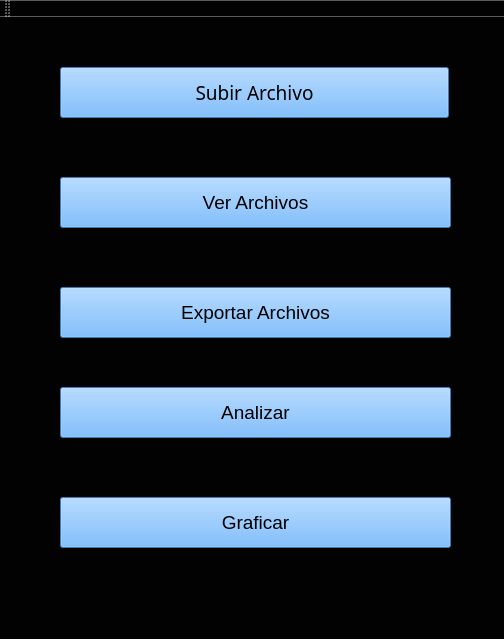
Above: Funciones.ui from AndresMSE/IF---Interfaz before the change. Below: the same form after it.
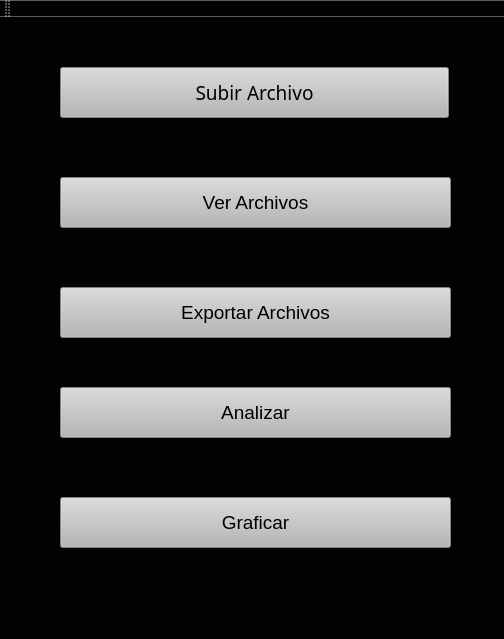
That is the form after the change.

```diff
--- a/Funciones.ui
+++ b/Funciones.ui
@@ -37,9 +37,9 @@
      <colorrole role="Button">
       <brush brushstyle="SolidPattern">
        <color alpha="255">
-        <red>254</red>
-        <green>0</green>
-        <blue>0</blue>
+        <red>2</red>
+        <green>2</green>
+        <blue>2</blue>
        </color>
       </brush>
      </colorrole>
@@ -109,18 +109,18 @@
      <colorrole role="Base">
       <brush brushstyle="SolidPattern">
        <color alpha="255">
-        <red>255</red>
-        <green>255</green>
-        <blue>255</blue>
+        <red>2</red>
+        <green>2</green>
+        <blue>2</blue>
        </color>
       </brush>
      </colorrole>
      <colorrole role="Window">
       <brush brushstyle="SolidPattern">
        <color alpha="255">
-        <red>254</red>
-        <green>0</green>
-        <blue>0</blue>
+        <red>2</red>
+        <green>2</green>
+        <blue>2</blue>
        </color>
       </brush>
      </colorrole>
@@ -174,9 +174,9 @@
      <colorrole role="Button">
       <brush brushstyle="SolidPattern">
        <color alpha="255">
-        <red>254</red>
-        <green>0</green>
-        <blue>0</blue>
+        <red>2</red>
+        <green>2</green>
+        <blue>2</blue>
        </color>
       </brush>
      </colorrole>
@@ -246,18 +246,18 @@
      <colorrole role="Base">
       <brush brushstyle="SolidPattern">
        <color alpha="255">
-        <red>255</red>
-        <green>255</green>
-        <blue>255</blue>
+        <red>2</red>
+        <green>2</green>
+        <blue>2</blue>
        </color>
       </brush>
      </colorrole>
      <colorrole role="Window">
       <brush brushstyle="SolidPattern">
        <color alpha="255">
-        <red>254</red>
-        <green>0</green>
-        <blue>0</blue>
+        <red>2</red>
+        <green>2</green>
+        <blue>2</blue>
        </color>
       </brush>
      </colorrole>
@@ -311,9 +311,9 @@
      <colorrole role="Button">
       <brush brushstyle="SolidPattern">
        <color alpha="255">
-        <red>254</red>
-        <green>0</green>
-        <blue>0</blue>
+        <red>2</red>
+        <green>2</green>
+        <blue>2</blue>
        </color>
       </brush>
      </colorrole>
@@ -383,18 +383,18 @@
      <colorrole role="Base">
       <brush brushstyle="SolidPattern">
        <color alpha="255">
-        <red>254</red>
-        <green>0</green>
-        <blue>0</blue>
+        <red>2</red>
+        <green>2</green>
+        <blue>2</blue>
        </color>
       </brush>
      </colorrole>
      <colorrole role="Window">
       <brush brushstyle="SolidPattern">
        <color alpha="255">
-        <red>254</red>
-        <green>0</green>
-        <blue>0</blue>
+        <red>2</red>
+        <green>2</green>
+        <blue>2</blue>
        </color>
       </brush>
      </colorrole>
@@ -490,8 +490,7 @@
      <bool>false</bool>
     </property>
     <property name="styleSheet">
-     <string notr="true">background-color: rgb(85, 170, 255);
-</string>
+     <string notr="true">background-color: rgb(182, 182, 182);</string>
     </property>
     <property name="text">
      <string>Subir Archivo</string>
@@ -515,7 +514,7 @@
      </font>
     </property>
     <property name="styleSheet">
-     <string notr="true">background-color: rgb(85, 170, 255);</string>
+     <string notr="true">background-color: rgb(182, 182, 182);</string>
     </property>
     <property name="text">
      <string>Exportar Archivos</string>
@@ -536,7 +535,7 @@
      </font>
     </property>
     <property name="styleSheet">
-     <string notr="true">background-color: rgb(85, 170, 255);</string>
+     <string notr="true">background-color: rgb(182, 182, 182);</string>
     </property>
     <property name="text">
      <string>Analizar</string>
@@ -557,7 +556,7 @@
      </font>
     </property>
     <property name="styleSheet">
-     <string notr="true">background-color: rgb(85, 170, 255);</string>
+     <string notr="true">background-color: rgb(182, 182, 182);</string>
     </property>
     <property name="text">
      <string>Graficar</string>
@@ -578,7 +577,8 @@
      </font>
     </property>
     <property name="styleSheet">
-     <string notr="true">background-color: rgb(85, 170, 255);</string>
+     <string notr="true">background-color: rgb(182, 182, 182);
+</string>
     </property>
     <property name="text">
      <string>Ver Archivos</string>
```
